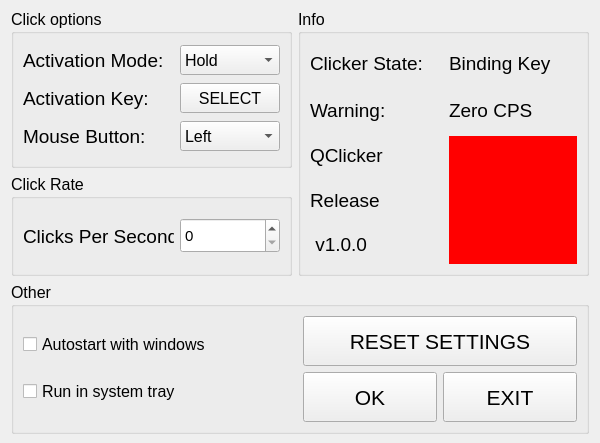
The window that mainwindow.ui (liqwave/QClicker) describes before a commit, drawn with Qt 5.
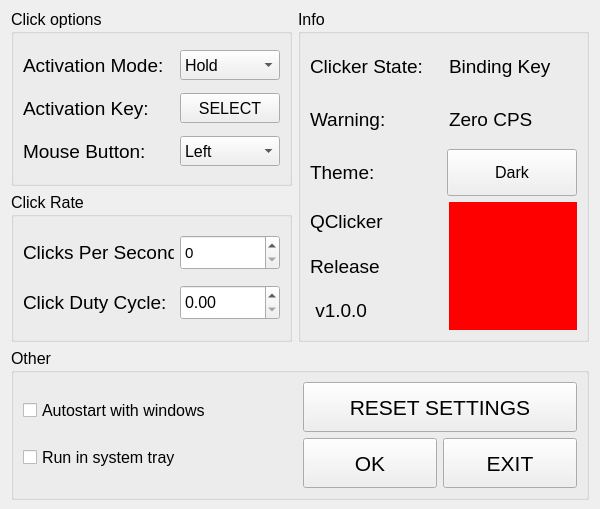
The same window after the commit.

Commit message: added click duty cycle

Patch:
```diff
--- a/mainwindow.ui
+++ b/mainwindow.ui
@@ -7,7 +7,7 @@
     <x>0</x>
     <y>0</y>
     <width>600</width>
-    <height>443</height>
+    <height>509</height>
    </rect>
   </property>
   <property name="sizePolicy">
@@ -25,7 +25,7 @@
   <property name="maximumSize">
    <size>
     <width>600</width>
-    <height>443</height>
+    <height>600</height>
    </size>
   </property>
   <property name="font">
@@ -221,7 +221,7 @@
           <property name="maximumSize">
            <size>
             <width>281</width>
-            <height>102</height>
+            <height>150</height>
            </size>
           </property>
           <property name="font">
@@ -232,7 +232,9 @@
           <property name="title">
            <string>Click Rate</string>
           </property>
-          <layout class="QHBoxLayout" name="horizontalLayout_4">
+          <layout class="QGridLayout" name="gridLayout_4">
+           <item row="0" column="0">
+            <layout class="QHBoxLayout" name="horizontalLayout_8">
            <item>
             <widget class="QLabel" name="labelClicksPerSecond">
              <property name="font">
@@ -270,6 +272,46 @@
             </widget>
            </item>
           </layout>
+           </item>
+           <item row="1" column="0">
+            <layout class="QHBoxLayout" name="horizontalLayout_4">
+             <item>
+              <widget class="QLabel" name="labelClickDutyCycle">
+               <property name="font">
+                <font>
+                 <pointsize>14</pointsize>
+                </font>
+               </property>
+               <property name="text">
+                <string>Click Duty Cycle:</string>
+               </property>
+              </widget>
+             </item>
+             <item>
+              <widget class="QDoubleSpinBox" name="doubleSpinBoxClickDutyCycle">
+               <property name="sizePolicy">
+                <sizepolicy hsizetype="Fixed" vsizetype="Fixed">
+                 <horstretch>0</horstretch>
+                 <verstretch>0</verstretch>
+                </sizepolicy>
+               </property>
+               <property name="minimumSize">
+                <size>
+                 <width>100</width>
+                 <height>35</height>
+                </size>
+               </property>
+               <property name="maximum">
+                <double>1.000000000000000</double>
+               </property>
+               <property name="singleStep">
+                <double>0.050000000000000</double>
+               </property>
+              </widget>
+             </item>
+            </layout>
+           </item>
+          </layout>
          </widget>
         </item>
        </layout>
@@ -306,6 +348,8 @@
          <item row="0" column="0">
           <layout class="QVBoxLayout" name="verticalLayout_3">
            <item>
+            <layout class="QHBoxLayout" name="horizontalLayout_5">
+             <item>
             <widget class="QLabel" name="labelClickerState">
              <property name="minimumSize">
               <size>
@@ -324,28 +368,6 @@
             </widget>
            </item>
            <item>
-            <widget class="QLabel" name="labelWarning">
-             <property name="minimumSize">
-              <size>
-               <width>0</width>
-               <height>30</height>
-              </size>
-             </property>
-             <property name="font">
-              <font>
-               <pointsize>14</pointsize>
-              </font>
-             </property>
-             <property name="text">
-              <string>Warning:</string>
-             </property>
-            </widget>
-           </item>
-          </layout>
-         </item>
-         <item row="0" column="1">
-          <layout class="QVBoxLayout" name="verticalLayout_6">
-           <item>
             <widget class="QLabel" name="labelClickerStateValue">
              <property name="minimumSize">
               <size>
@@ -369,6 +391,28 @@
              </property>
             </widget>
            </item>
+            </layout>
+           </item>
+           <item>
+            <layout class="QHBoxLayout" name="horizontalLayout_10">
+             <item>
+              <widget class="QLabel" name="labelWarning">
+               <property name="minimumSize">
+                <size>
+                 <width>0</width>
+                 <height>30</height>
+                </size>
+               </property>
+               <property name="font">
+                <font>
+                 <pointsize>14</pointsize>
+                </font>
+               </property>
+               <property name="text">
+                <string>Warning:</string>
+               </property>
+              </widget>
+             </item>
            <item>
             <widget class="QLabel" name="labelWarningValue">
              <property name="minimumSize">
@@ -395,8 +439,57 @@
            </item>
           </layout>
          </item>
-         <item row="1" column="0" colspan="2">
-          <layout class="QHBoxLayout" name="horizontalLayout_5">
+           <item>
+            <layout class="QHBoxLayout" name="horizontalLayout_11">
+             <item>
+              <widget class="QLabel" name="labelTheme">
+               <property name="minimumSize">
+                <size>
+                 <width>0</width>
+                 <height>30</height>
+                </size>
+               </property>
+               <property name="font">
+                <font>
+                 <pointsize>14</pointsize>
+                </font>
+               </property>
+               <property name="text">
+                <string>Theme:</string>
+               </property>
+              </widget>
+             </item>
+             <item>
+              <widget class="QPushButton" name="pushButtonTheme">
+               <property name="sizePolicy">
+                <sizepolicy hsizetype="Preferred" vsizetype="Preferred">
+                 <horstretch>0</horstretch>
+                 <verstretch>0</verstretch>
+                </sizepolicy>
+               </property>
+               <property name="minimumSize">
+                <size>
+                 <width>128</width>
+                 <height>30</height>
+                </size>
+               </property>
+               <property name="maximumSize">
+                <size>
+                 <width>12312132</width>
+                 <height>16777215</height>
+                </size>
+               </property>
+               <property name="text">
+                <string>Dark</string>
+               </property>
+              </widget>
+             </item>
+            </layout>
+           </item>
+          </layout>
+         </item>
+         <item row="1" column="0">
+          <layout class="QHBoxLayout" name="horizontalLayout_9">
            <item>
             <layout class="QVBoxLayout" name="verticalLayout_7">
              <item>
```
Lines whose indentation alone changed are shown as unchanged. The commit also changes 6 other files.
